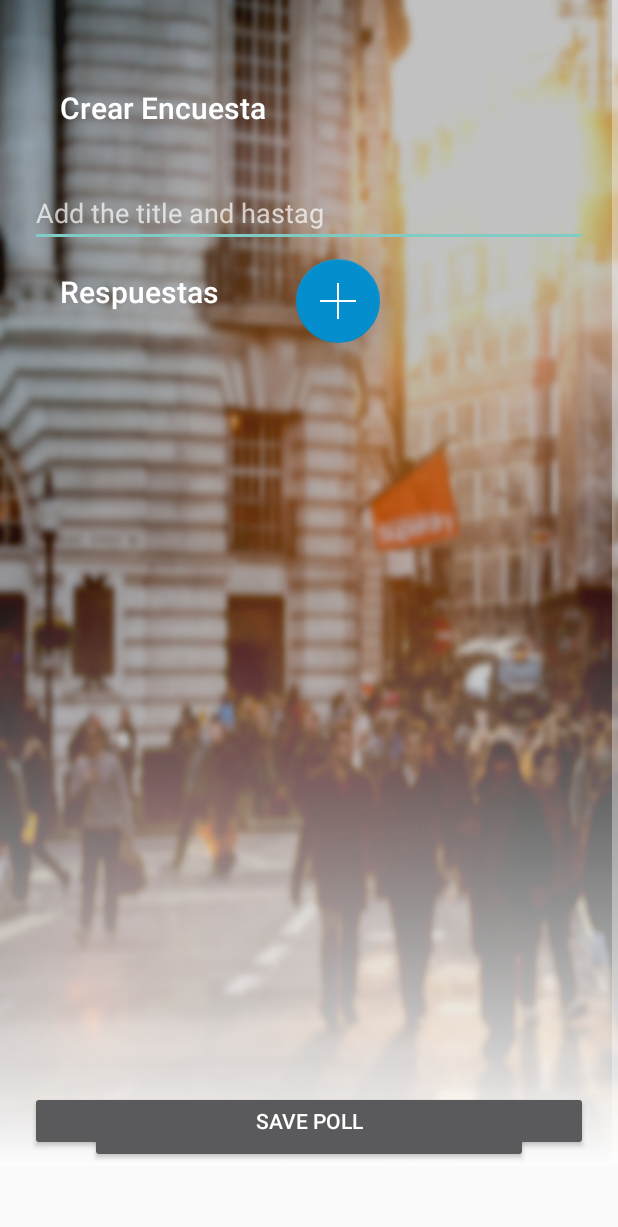
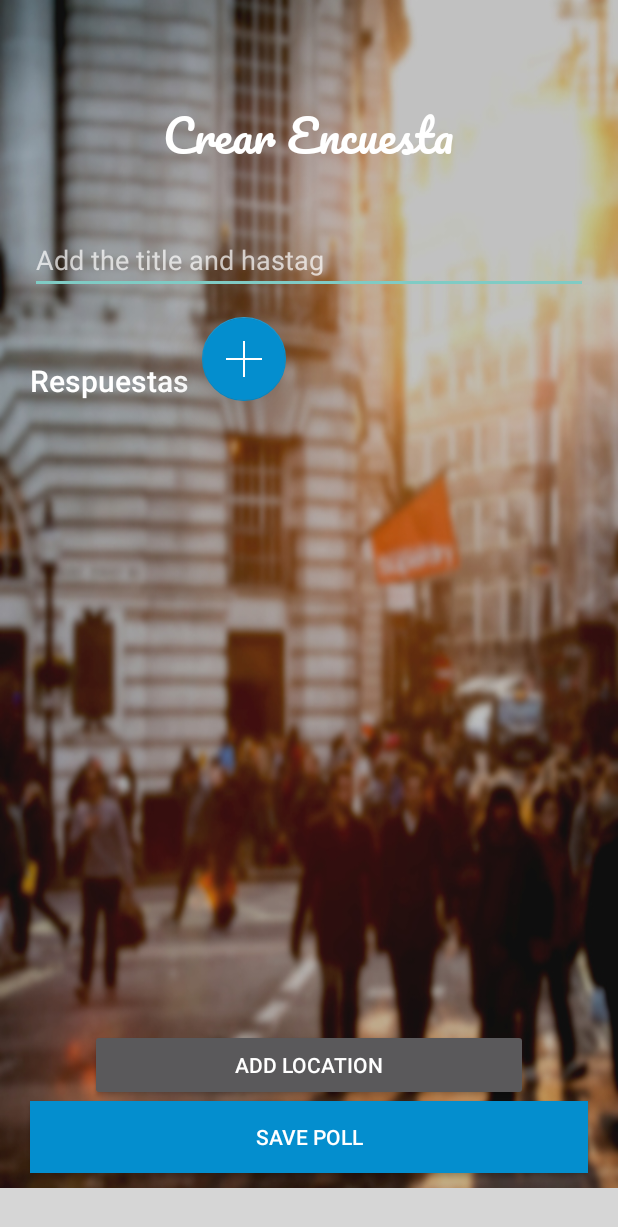
Before and after one commit to echosergio/voteitup, an Android app: the layout activity_create_poll.xml on its own in the app's theme, with its tools: preview values and no code run, on a phone screen of 412 x 824 dp. Shown: the top 1227 px of the screen. Run offline under Robolectric (Android 15) with nearby library versions, the light colour scheme and no system bars; plain views replace BottomNavigationViewEx; grey boxes are pictures that could not be loaded.

Commit message:
fixed labeling

```diff
--- a/App/VoteItUp/app/src/main/AndroidManifest.xml
+++ b/App/VoteItUp/app/src/main/AndroidManifest.xml
@@ -35,9 +35,8 @@
             android:label="@string/title_activity_main"
             android:theme="@style/AppTheme.NoActionBar" />
         <activity
-            android:name=".activities.CreatePollActivity">
+            android:name=".activities.CreatePollActivity"
             android:theme="@style/AppTheme.NoActionBar" />
-        </activity>
     </application>
 
 </manifest>
--- a/App/VoteItUp/app/src/main/res/layout/activity_create_poll.xml
+++ b/App/VoteItUp/app/src/main/res/layout/activity_create_poll.xml
@@ -1,24 +1,22 @@
 <?xml version="1.0" encoding="utf-8"?>
-<ScrollView
-    xmlns:android="http://schemas.android.com/apk/res/android"
+<LinearLayout xmlns:android="http://schemas.android.com/apk/res/android"
     xmlns:app="http://schemas.android.com/apk/res-auto"
     xmlns:tools="http://schemas.android.com/tools"
     android:layout_width="match_parent"
     android:layout_height="match_parent"
-    android:theme="@style/Theme.AppCompat.NoActionBar"
-
+    android:gravity="top|start"
+    android:orientation="vertical"
+    android:background="@drawable/login_background"
+    android:theme="@style/Theme.Design.NoActionBar"
     tools:context="upm.dam.voteitup.activities.CreatePollActivity">
-    <LinearLayout
-        android:layout_width="match_parent"
-        android:layout_height="wrap_content"
-        android:orientation="horizontal">
 
     <RelativeLayout
         android:id="@+id/relative_items"
-            android:layout_width="wrap_content"
+        android:layout_width="match_parent"
         android:layout_height="wrap_content"
         android:layout_gravity="top|left"
-            android:layout_marginBottom="100dp">
+        android:layout_weight="5"
+        android:gravity="top">
 
 
         <RelativeLayout
@@ -27,28 +25,17 @@
             android:layout_height="wrap_content"
             android:orientation="horizontal">
 
-                <ImageView
-                    android:id="@+id/pollBackgroundImage"
-                    android:layout_width="match_parent"
-                    android:layout_height="match_parent"
-                    android:layout_alignParentStart="true"
-                    android:layout_alignParentTop="true"
-                    android:background="@drawable/login_background"
-                    android:elevation="0dp"
-                    android:scaleType="centerCrop"
-                    android:src="@drawable/gradient_shape" />
-
             <TextView
                 android:id="@+id/tv_NewPoll"
                 android:layout_width="wrap_content"
                 android:layout_height="wrap_content"
                 android:layout_alignParentTop="true"
-                    android:layout_alignStart="@+id/txtBox_desc"
-                    android:layout_marginLeft="20dp"
-                    android:layout_marginRight="20dp"
+                android:layout_centerHorizontal="true"
                 android:layout_marginTop="58dp"
+                android:fontFamily="@font/pacifico"
                 android:text="Crear Encuesta"
-                    android:textAppearance="@style/TextAppearance.AppCompat.Title" />
+                android:textAppearance="@style/TextAppearance.AppCompat.Title"
+                android:textSize="30dp" />
 
 
             <EditText
@@ -62,6 +49,7 @@
                 android:layout_marginTop="34dp"
                 android:ems="10"
                 android:hint="Add the title and hastag"
+
                 android:inputType="textMultiLine" />
 
             <TextView
@@ -69,10 +57,8 @@
                 android:layout_width="wrap_content"
                 android:layout_height="wrap_content"
                 android:layout_alignStart="@+id/txtBox_desc"
-                    android:layout_below="@+id/tv_NewPoll"
-                    android:layout_marginLeft="20dp"
-                    android:layout_marginRight="20dp"
-                    android:layout_marginTop="95dp"
+                android:layout_below="@+id/txtBox_desc"
+                android:layout_marginTop="44dp"
                 android:text="Respuestas"
                 android:textAppearance="@style/TextAppearance.AppCompat.Title" />
 
@@ -80,85 +66,67 @@
                 android:id="@+id/plusAnswer"
                 android:layout_width="wrap_content"
                 android:layout_height="wrap_content"
-                    android:layout_below="@+id/txtBox_desc"
-                    android:layout_marginTop="8dp"
-                    android:layout_toEndOf="@+id/tv_NewPoll"
+                android:layout_alignBottom="@+id/tv_AnwserLbl"
+                android:layout_alignStart="@+id/tv_NewPoll"
+                android:layout_marginStart="26dp"
                 app:backgroundTint="@color/colorPrimary"
                 app:elevation="24dp"
-                    app:layout_anchor="@+id/include"
                 app:layout_anchorGravity="right|center"
                 app:srcCompat="@drawable/plus_icon" />
 
             <ListView
-                    android:id="@+id/list_Opt"
-                    android:layout_width="match_parent"
+                android:id="@+id/ListView01"
+                android:layout_width="wrap_content"
                 android:layout_height="match_parent"
-                    android:layout_alignParentEnd="false"
-                    android:layout_below="@+id/txtBox_desc"
-                    android:layout_marginBottom="150dp"
-                    android:layout_marginLeft="20dp"
-                    android:layout_marginRight="20dp"
-                    android:layout_marginTop="80dp" />
+                android:layout_above="@+id/addLoc"
+                android:layout_below="@+id/tv_AnwserLbl"
+                android:drawSelectorOnTop="false">
 
-            </RelativeLayout>
-
-            <RelativeLayout
-                android:layout_width="match_parent"
-                android:layout_height="50dp"
-                android:layout_alignBottom="@+id/form">
+            </ListView>
 
             <Button
                 android:id="@+id/addLoc"
                 android:layout_width="match_parent"
                 android:layout_height="wrap_content"
-                    android:layout_alignBottom="@+id/list_Opt"
+                android:layout_above="@id/newPoll"
                 android:layout_centerHorizontal="true"
                 android:layout_marginLeft="60dp"
                 android:layout_marginRight="60dp"
+                android:elevation="23dp"
                 android:text="Add Location" />
 
             <Button
                 android:id="@+id/newPoll"
                 android:layout_width="match_parent"
                 android:layout_height="wrap_content"
-                    android:layout_alignParentBottom="true"
+                android:layout_above="@id/bottom_navigation"
                 android:layout_centerHorizontal="true"
                 android:layout_gravity="bottom|end"
                 android:layout_marginBottom="10dp"
                 android:layout_marginLeft="20dp"
                 android:layout_marginRight="20dp"
+                android:background="@color/colorPrimary"
                 android:text="Save Poll" />
-
-            </RelativeLayout>
-
-
-        </RelativeLayout>
-
-        <RelativeLayout
-            android:layout_width="match_parent"
-            android:layout_height="wrap_content"
-            android:layout_gravity="bottom|start"
-            android:elevation="10dp">
 
             <com.ittianyu.bottomnavigationviewex.BottomNavigationViewEx
                 android:id="@+id/bottom_navigation"
                 android:layout_width="match_parent"
                 android:layout_height="wrap_content"
+                android:layout_alignParentBottom="true"
                 android:layout_gravity="bottom|end"
-
                 android:background="@color/colorPrimary"
                 android:visibility="visible"
-                app:elevation="24dp"
                 app:itemIconTint="@color/white"
                 app:itemTextColor="@color/white"
-                app:menu="@menu/bottom_navigation_main"
-                tools:elevation="24dp"
-                tools:layout_editor_absoluteX="0dp"
-                tools:layout_editor_absoluteY="532dp" />
+                app:menu="@menu/bottom_navigation_main" />
+
+        </RelativeLayout>
 
     </RelativeLayout>
 
 
+
+
+
+
 </LinearLayout>
-
-</ScrollView>
```
Lines whose indentation alone changed are shown as unchanged.
